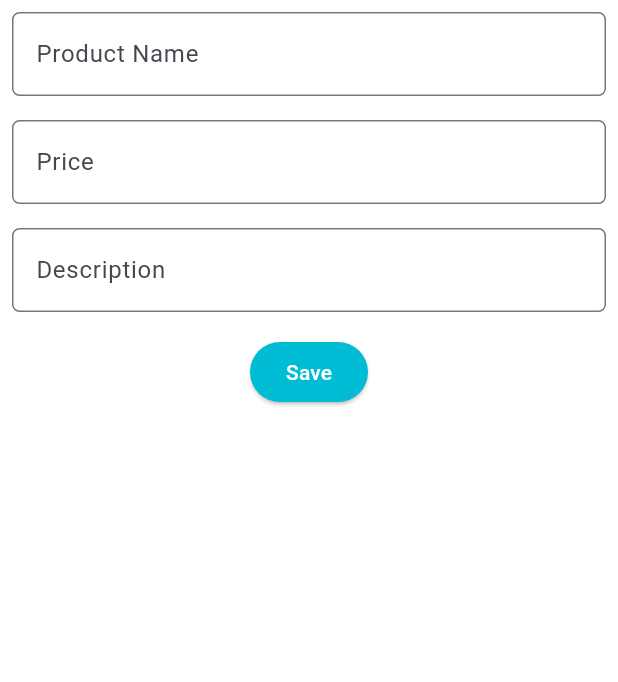
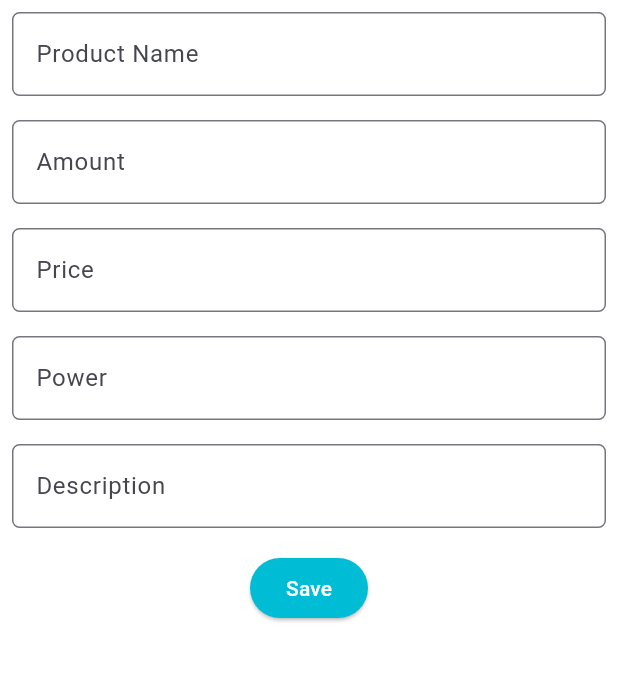
Before and after one commit to fikrirmdhna/fantasy-guild-market-mobile, a Flutter app: the ProductFormPage screen opened directly, on a phone screen of 412 x 824 dp, the part 84-766 px from its top. Run offline on Flutter 3.47's test engine with Material 2 defaults, Android fonts, the light colour scheme and no system bars.

Commit message:
menambah elemen input sesuai proyek Django dan mengubah tampilan Show Product

```diff
--- a/lib/screens/product_form.dart
+++ b/lib/screens/product_form.dart
@@ -14,7 +14,9 @@ class ProductFormPage extends StatefulWidget {
 class _ProductFormState extends State<ProductFormPage> {
   final _formKey = GlobalKey<FormState>();
   String _name = "";
+  int _amount = 0;
   int _price = 0;
+  int _power = 0;
   String _description = "";
 
     @override
@@ -64,6 +66,33 @@ class _ProductFormState extends State<ProductFormPage> {
                       padding: const EdgeInsets.all(8.0),
                       child: TextFormField(
                         decoration: InputDecoration(
+                          hintText: "Amount",
+                          labelText: "Amount",
+                          border: OutlineInputBorder(
+                            borderRadius: BorderRadius.circular(5.0),
+                          ),
+                        ),
+                        // TODO: Tambahkan variabel yang sesuai
+                        onChanged: (String? value) {
+                          setState(() {
+                            _amount= int.parse(value!);
+                          });
+                        },
+                        validator: (String? value) {
+                          if (value == null || value.isEmpty) {
+                            return "Fill out the amount!";
+                          }
+                          if (int.tryParse(value) == null) {
+                            return "Amount must be an numbers!";
+                          }
+                          return null;
+                        },
+                      ),
+                    ),
+                    Padding(
+                      padding: const EdgeInsets.all(8.0),
+                      child: TextFormField(
+                        decoration: InputDecoration(
                           hintText: "Price",
                           labelText: "Price",
                           border: OutlineInputBorder(
@@ -82,6 +111,33 @@ class _ProductFormState extends State<ProductFormPage> {
                           }
                           if (int.tryParse(value) == null) {
                             return "Price must be an numbers!";
+                          }
+                          return null;
+                        },
+                      ),
+                    ),
+                    Padding(
+                      padding: const EdgeInsets.all(8.0),
+                      child: TextFormField(
+                        decoration: InputDecoration(
+                          hintText: "Power",
+                          labelText: "Power",
+                          border: OutlineInputBorder(
+                            borderRadius: BorderRadius.circular(5.0),
+                          ),
+                        ),
+                        // TODO: Tambahkan variabel yang sesuai
+                        onChanged: (String? value) {
+                          setState(() {
+                            _power= int.parse(value!);
+                          });
+                        },
+                        validator: (String? value) {
+                          if (value == null || value.isEmpty) {
+                            return "Fill out the power!";
+                          }
+                          if (int.tryParse(value) == null) {
+                            return "Power must be an numbers!";
                           }
                           return null;
                         },
@@ -134,7 +190,9 @@ class _ProductFormState extends State<ProductFormPage> {
                                         children: [
                                           Text('Name: $_name'),
                                           // TODO: Munculkan value-value lainnya
+                                          Text('Amount: $_amount'),
                                           Text('Price: $_price'),
+                                          Text('Power: $_power'),
                                           Text('Description: $_description'),
                                         ],
                                       ),
@@ -150,7 +208,7 @@ class _ProductFormState extends State<ProductFormPage> {
                                   );
                                 },
                               );
-                              InventoryProduct.listProduct.add(Item(_name, _price, _description));
+                              InventoryProduct.listProduct.add(Item(_name, _amount, _price, _power, _description));
                               _formKey.currentState!.reset();
                             }
                           },
--- a/lib/screens/show_product.dart
+++ b/lib/screens/show_product.dart
@@ -43,7 +43,7 @@ class _MyProductState extends State<MyProduct> {
                   crossAxisSpacing: 10,
                   mainAxisSpacing: 15,
                   crossAxisCount: orientation == Orientation.portrait ? 1 : 2,
-                  childAspectRatio: (1/0.6),
+                  childAspectRatio: (1/0.7),
                   shrinkWrap: true,
                   children: InventoryProduct.listProduct.map((Item item) {
                   // Iterasi untuk setiap item
--- a/lib/widgets/item_card.dart
+++ b/lib/widgets/item_card.dart
@@ -2,9 +2,9 @@ import 'package:flutter/material.dart';
 
 class Item{
   String name, description;
-  int price;
+  int amount, price, power;
 
-  Item(this.name, this.price, this.description);
+  Item(this.name, this.amount, this.price, this.power, this.description);
 }
 
 class ItemCard extends StatelessWidget {
@@ -32,7 +32,9 @@ class ItemCard extends StatelessWidget {
                       children: [
                         Text('Name: ${item.name}'),
                         // TODO: Munculkan value-value lainnya
+                        Text('Amount: ${item.amount.toString()}'),
                         Text('Price: ${item.price.toString()}'),
+                        Text('Power: ${item.power.toString()}'),
                         Text('Description: ${item.description}'),
                       ],
                     ),
@@ -53,8 +55,8 @@ class ItemCard extends StatelessWidget {
           // Container untuk menyimpan Icon dan Text
               margin: const EdgeInsets.all(8),
               padding: const EdgeInsets.all(10),
-              child: Center(
                 child: Column(
+                  crossAxisAlignment: CrossAxisAlignment.start,
                     mainAxisAlignment: MainAxisAlignment.center,
                     children: [
                       Text(
@@ -66,10 +68,16 @@ class ItemCard extends StatelessWidget {
                           fontWeight: FontWeight.bold,
                         ),
                       ),
+                      const Padding(padding: EdgeInsets.all(5)),
+                      Text(
+                        "Price: ${item.price.toString()} gil",
+                        textAlign: TextAlign.left,
+                        style: const TextStyle(color: Colors.white),
+                      ),
                       const Padding(padding: EdgeInsets.all(3)),
                       Text(
-                        "Price: ${item.price.toString()}",
-                        textAlign: TextAlign.center,
+                        "Power: +${item.power.toString()}",
+                        textAlign: TextAlign.left,
                         style: const TextStyle(color: Colors.white),
                       ),
                       const Padding(padding: EdgeInsets.all(3)),
@@ -81,9 +89,14 @@ class ItemCard extends StatelessWidget {
                         textAlign: TextAlign.justify,
                         style: const TextStyle(color: Colors.white),
                       ),
+                      const Padding(padding: EdgeInsets.all(3)),
+                      Text(
+                        "Amount: ${item.amount.toString()}",
+                        textAlign: TextAlign.center,
+                        style: const TextStyle(color: Colors.white, fontWeight: FontWeight.w500, fontSize: 12),
+                      ),
                     ],
                 ),
-            ),
           ),
       ),
     );
```
